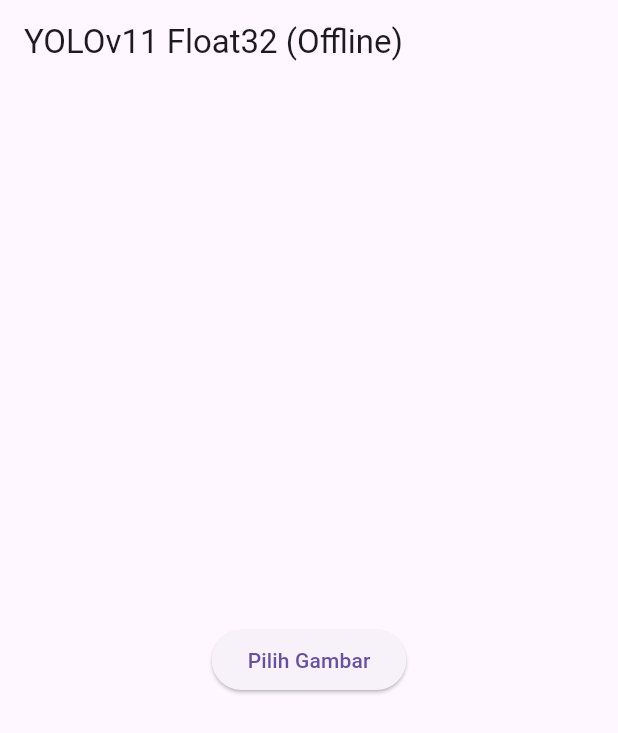
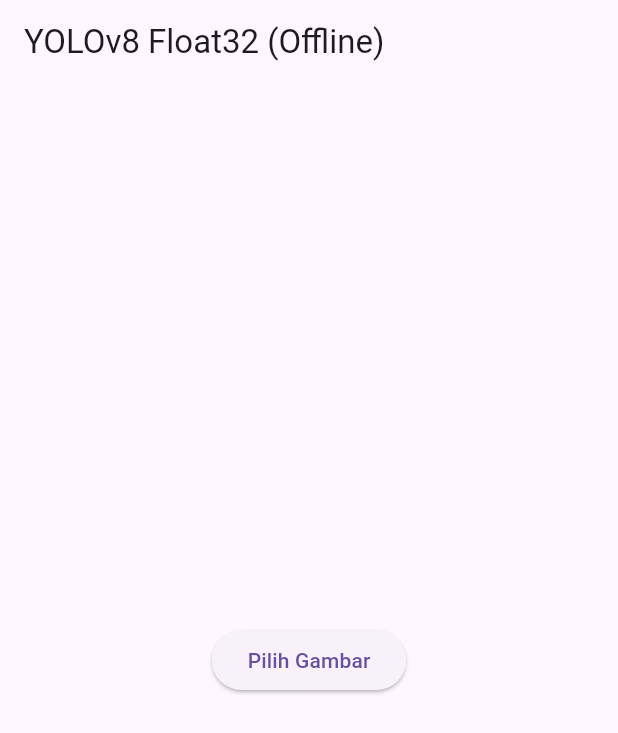
Before and after one commit to Edwin811/YoloV11-Electronic-Detection, a Flutter app: the screen it shows after launch, on a phone screen of 412 x 824 dp. Shown: the top 733 px of the screen. Run offline on Flutter 3.47's test engine with Material 3 defaults, Android fonts, the phone set to English and light mode, and no system bars; our stand-ins replace image_picker; missing offline and left inert: tflite_flutter.

```diff
--- a/lib/main.dart
+++ b/lib/main.dart
@@ -175,7 +175,7 @@ class _HomePageState extends State<HomePage> {
   @override
   Widget build(BuildContext context) {
     return Scaffold(
-      appBar: AppBar(title: Text('YOLOv11 Float32 (Offline)')),
+      appBar: AppBar(title: Text('YOLOv8 Float32 (Offline)')),
       body: Center(
         child: Column(
           mainAxisAlignment: MainAxisAlignment.center,
```
